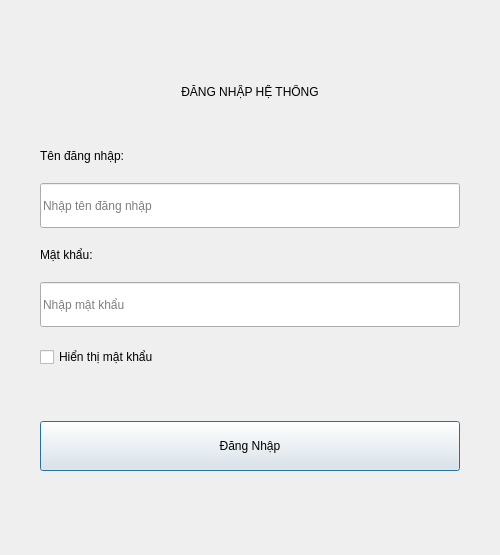
Qt form logindialog.ui (DuongNguyen0210/StoreProject) before a commit.
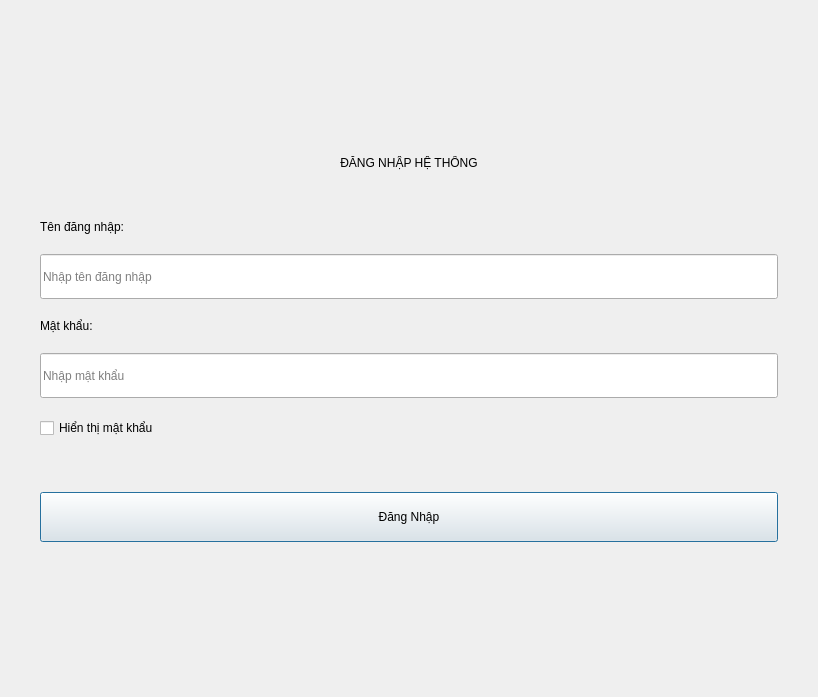
The same form after that commit.

```diff
--- a/logindialog.ui
+++ b/logindialog.ui
@@ -6,8 +6,8 @@
    <rect>
     <x>0</x>
     <y>0</y>
-    <width>500</width>
-    <height>555</height>
+    <width>818</width>
+    <height>697</height>
    </rect>
   </property>
   <property name="windowTitle">
```
